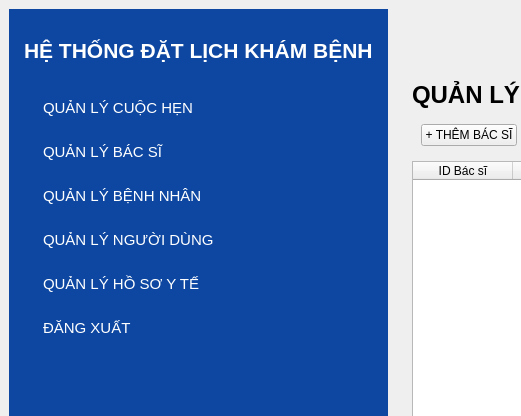
The window that gui/adminwindow.ui (VanBao6002/PBL2_Appointment_Scheduling_System) describes before a commit, drawn with Qt 5; both pictures show x 0 to 521 and y 0 to 416 of the 1200 by 800 pixel window.
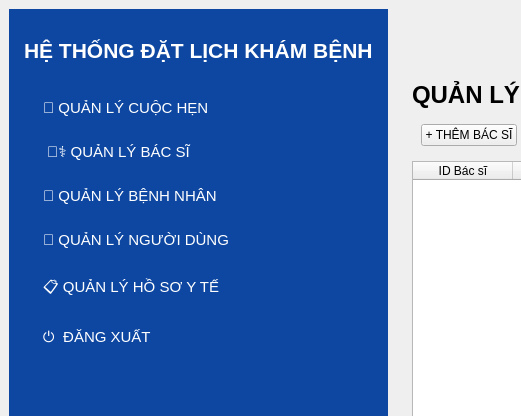
The same window after the commit.

What changed in the file:
```diff
--- a/gui/adminwindow.ui
+++ b/gui/adminwindow.ui
@@ -69,42 +69,42 @@
        <item>
         <widget class="QPushButton" name="appointmentManagerButton">
          <property name="text">
-          <string>QUẢN LÝ CUỘC HẸN</string>
+          <string>📅 QUẢN LÝ CUỘC HẸN</string>
          </property>
         </widget>
        </item>
        <item>
         <widget class="QPushButton" name="doctorManagerButton">
          <property name="text">
-          <string>QUẢN LÝ BÁC SĨ</string>
+          <string> 👨‍⚕️ QUẢN LÝ BÁC SĨ</string>
          </property>
         </widget>
        </item>
        <item>
         <widget class="QPushButton" name="patientManagerButton">
          <property name="text">
-          <string>QUẢN LÝ BỆNH NHÂN</string>
+          <string>🤕 QUẢN LÝ BỆNH NHÂN</string>
          </property>
         </widget>
        </item>
        <item>
         <widget class="QPushButton" name="userManagerButton">
          <property name="text">
-          <string>QUẢN LÝ NGƯỜI DÙNG</string>
+          <string>👥 QUẢN LÝ NGƯỜI DÙNG</string>
          </property>
         </widget>
        </item>
        <item>
         <widget class="QPushButton" name="medicalRecordButton">
          <property name="text">
-          <string>QUẢN LÝ HỒ SƠ Y TẾ</string>
+          <string>📋 QUẢN LÝ HỒ SƠ Y TẾ</string>
          </property>
         </widget>
        </item>
        <item>
         <widget class="QPushButton" name="logoutButton">
          <property name="text">
-          <string>ĐĂNG XUẤT</string>
+          <string>⏻  ĐĂNG XUẤT</string>
          </property>
         </widget>
        </item>
```
Left out of the diff: 15 changed lines with no effect on the pictures.
